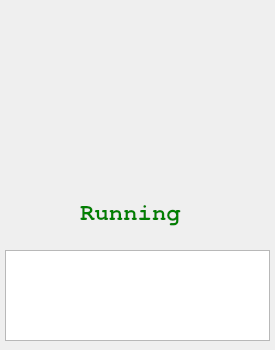
polybox3d/polybox, file src/Page/CNCPage.ui: the form before one commit.
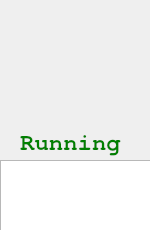
The form after the commit. Icons and pictures are not drawn.

```diff
--- a/src/Page/CNCPage.ui
+++ b/src/Page/CNCPage.ui
@@ -6,13 +6,13 @@
    <rect>
     <x>0</x>
     <y>0</y>
-    <width>275</width>
-    <height>350</height>
+    <width>150</width>
+    <height>230</height>
    </rect>
   </property>
   <property name="minimumSize">
    <size>
-    <width>200</width>
+    <width>150</width>
     <height>200</height>
    </size>
   </property>
@@ -22,10 +22,10 @@
   <widget class="QTextEdit" name="textEdit">
    <property name="geometry">
     <rect>
-     <x>5</x>
-     <y>250</y>
-     <width>265</width>
-     <height>91</height>
+     <x>0</x>
+     <y>160</y>
+     <width>151</width>
+     <height>71</height>
     </rect>
    </property>
    <property name="readOnly">
@@ -35,10 +35,10 @@
   <widget class="QLabel" name="logo">
    <property name="geometry">
     <rect>
-     <x>60</x>
-     <y>30</y>
-     <width>161</width>
-     <height>161</height>
+     <x>0</x>
+     <y>20</y>
+     <width>151</width>
+     <height>100</height>
     </rect>
    </property>
    <property name="text">
@@ -51,8 +51,8 @@
   <widget class="QLabel" name="status">
    <property name="geometry">
     <rect>
-     <x>60</x>
-     <y>190</y>
+     <x>0</x>
+     <y>120</y>
      <width>141</width>
      <height>41</height>
     </rect>
```
